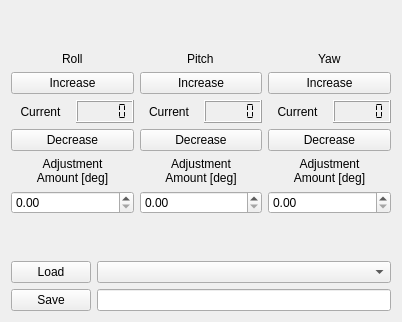
Above: vigir_ocs_grasp_widget/src/handOffsetWidget.ui from team-vigir/vigir_ocs_common before the change. Below: the same form after it.
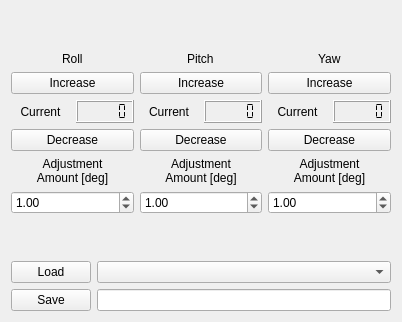
That is the form after the change.

Commit message: [vigir_ocs_grasp_widget] * Ghost now implements hand offset, fixed conversion to degrees, set amount default to 1

What changed in the file:
```diff
--- a/vigir_ocs_grasp_widget/src/handOffsetWidget.ui
+++ b/vigir_ocs_grasp_widget/src/handOffsetWidget.ui
@@ -105,7 +105,11 @@
         </widget>
        </item>
        <item>
-        <widget class="QDoubleSpinBox" name="roll_adj"/>
+        <widget class="QDoubleSpinBox" name="roll_adj">
+         <property name="value">
+          <double>1.000000000000000</double>
+         </property>
+        </widget>
        </item>
        <item>
         <spacer name="verticalSpacer_4">
@@ -197,7 +201,11 @@
         </widget>
        </item>
        <item>
-        <widget class="QDoubleSpinBox" name="pitch_adj"/>
+        <widget class="QDoubleSpinBox" name="pitch_adj">
+         <property name="value">
+          <double>1.000000000000000</double>
+         </property>
+        </widget>
        </item>
        <item>
         <spacer name="verticalSpacer">
@@ -289,7 +297,11 @@
         </widget>
        </item>
        <item>
-        <widget class="QDoubleSpinBox" name="yaw_adj"/>
+        <widget class="QDoubleSpinBox" name="yaw_adj">
+         <property name="value">
+          <double>1.000000000000000</double>
+         </property>
+        </widget>
        </item>
        <item>
         <spacer name="verticalSpacer_6">
```
The commit also changes 4 other files.
